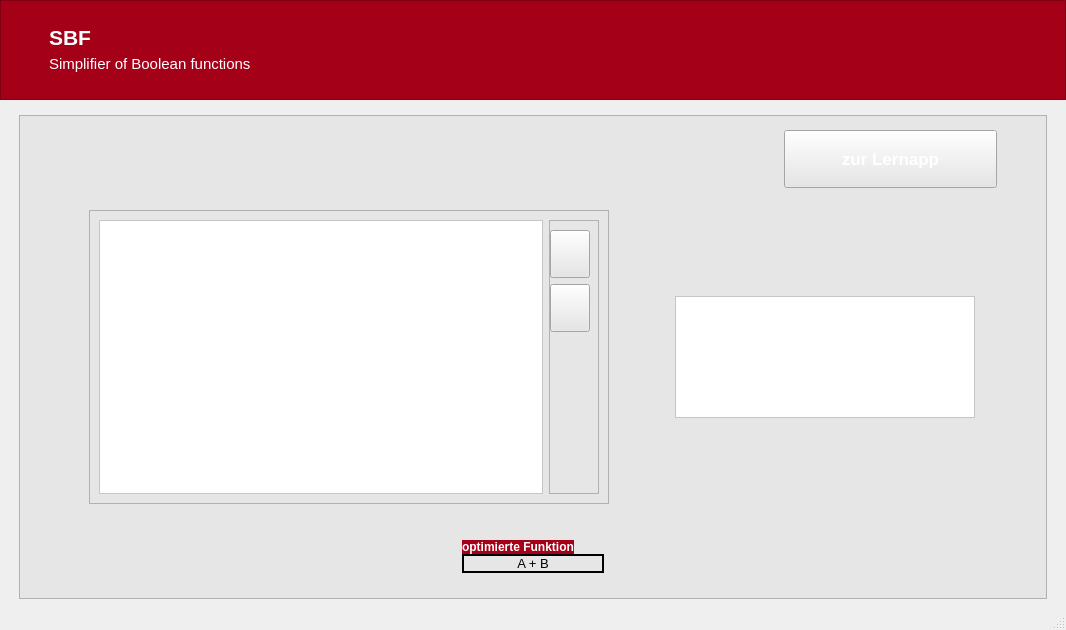
This is Application/mainwindow.ui in markus-senger/KV-diagram as Qt 5 draws it before an edit. The edited form follows.
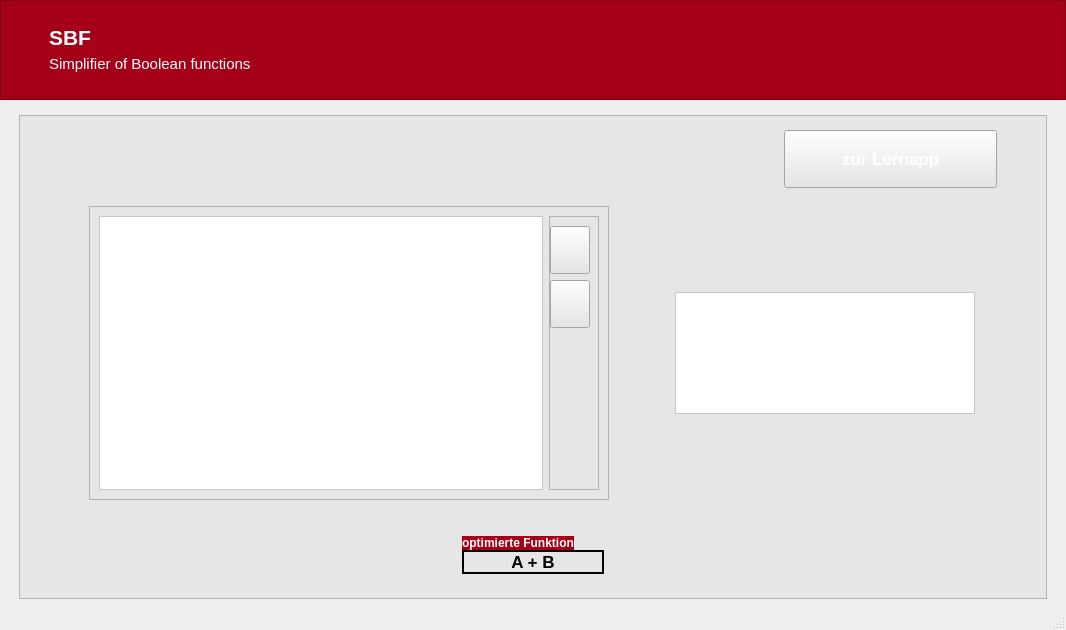
This is the edited form. The open tabs and pages were chosen to show the change. Icons and pictures are not drawn.

```diff
--- a/Application/mainwindow.ui
+++ b/Application/mainwindow.ui
@@ -731,6 +731,9 @@
                  <attribute name="verticalHeaderVisible">
                   <bool>false</bool>
                  </attribute>
+                 <attribute name="verticalHeaderDefaultSectionSize">
+                  <number>40</number>
+                 </attribute>
                 </widget>
                </item>
                <item>
@@ -822,9 +825,10 @@
                   <widget class="QLabel" name="label_2">
                    <property name="font">
                     <font>
-                     <pointsize>10</pointsize>
-                     <weight>50</weight>
-                     <bold>false</bold>
+                     <family>Arial</family>
+                     <pointsize>13</pointsize>
+                     <weight>75</weight>
+                     <bold>true</bold>
                     </font>
                    </property>
                    <property name="styleSheet">
```
Left out of the diff: 6 changed lines with no effect on the pictures.
